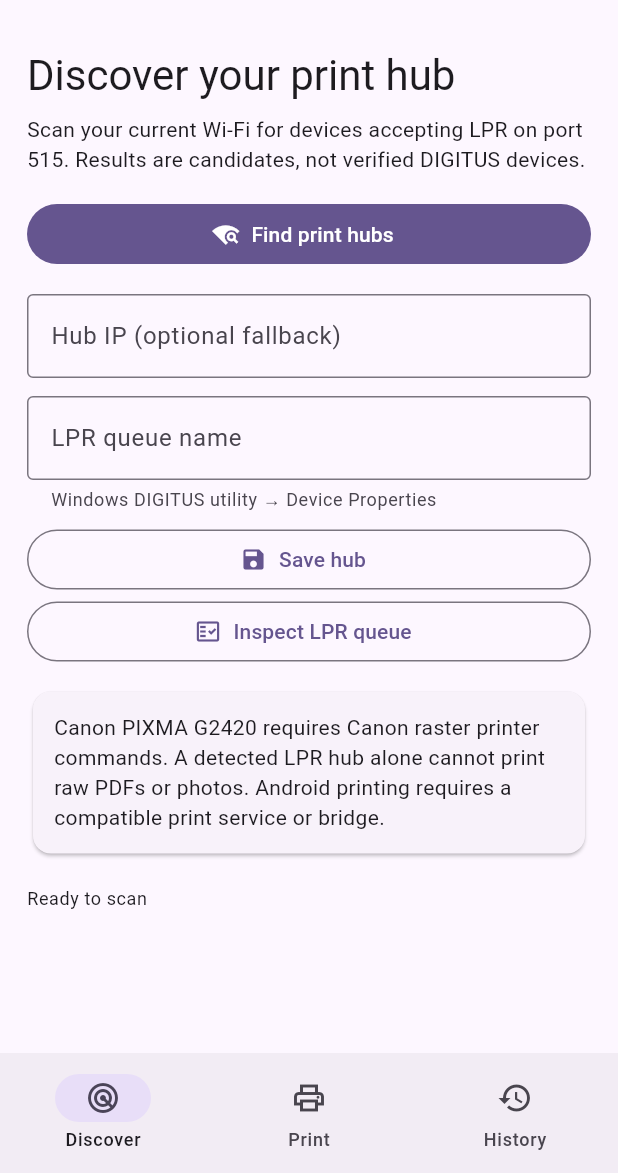
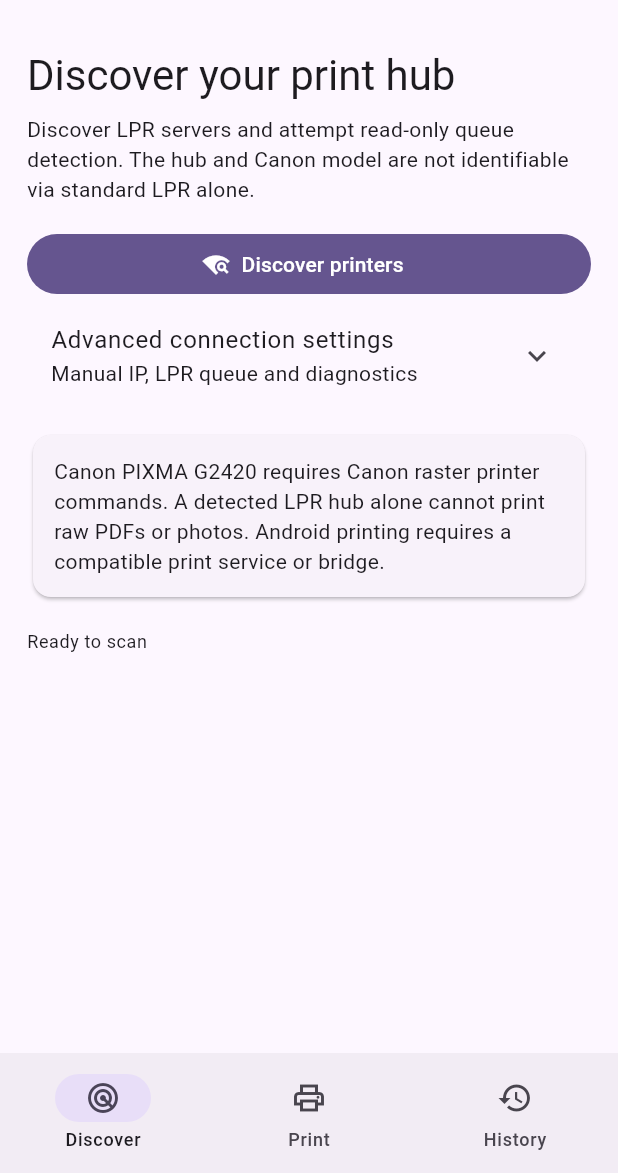
Before and after one commit to Bodo121/USB_PRINTER_ANDROID, a Flutter app: the screen it shows after launch, on a phone screen of 412 x 824 dp, the part 63-1236 px from its top. Run offline on Flutter 3.47's test engine with Material 3 defaults, Android fonts, the phone set to English and light mode, and no system bars; our stand-ins replace file_picker, pdf, printing, shared_preferences.

Commit message:
Auto-probe read-only LPR queues, speed up discovery and previews, prefer high-refresh display mode

```diff
--- a/lib/main.dart
+++ b/lib/main.dart
@@ -1,5 +1,6 @@
 import 'dart:io';
 import 'dart:typed_data';
+import 'services/hub_discovery.dart';
 import 'package:flutter/services.dart';
 import 'services/lpr_transport.dart';
 import 'package:file_picker/file_picker.dart';
@@ -30,11 +31,12 @@ class Home extends StatefulWidget {
 }
 class _HomeState extends State<Home> {
  final ip=TextEditingController(),queue=TextEditingController();
- int tab=0; bool busy=false,landscape=false,canonConsent=false,canonBusy=false,canonGrayscale=false;
+ int tab=0; bool busy=false,landscape=false,canonConsent=false,canonBusy=false,canonGrayscale=false,showAdvanced=false,showPreview=false;
  double progress=0;
  String message='Ready to scan',paper='A4';
  Uint8List? pdfBytes; String filename='';
  List<String> hosts=[],history=[];
+ final Map<String,List<LprCandidate>> queueMatches={};
  @override void initState(){super.initState();load();}
  Future<void> load() async {
    final prefs=await SharedPreferences.getInstance();
@@ -52,31 +54,57 @@ class _HomeState extends State<Home> {
    if(mounted)setState(()=>message='Connection saved');
  }
  Future<void> discover() async {
-   setState((){busy=true;hosts=[];progress=0;message='Scanning for LPR servers...';});
-   try{
-     final nics=await NetworkInterface.list(type:InternetAddressType.IPv4,includeLoopback:false);
-     final prefixes=<String>{};
-     for(final nic in nics){for(final addr in nic.addresses){
-       final s=addr.address.split('.');
-       if(s.length==4 && s[0]!='127' && s[0]!='169') prefixes.add('${s[0]}.${s[1]}.${s[2]}');
-     }}
+   if(busy)return;
+   setState((){busy=true;hosts=[];queueMatches.clear();progress=0;
+     message='Searching your local network for print servers...';});
+   try {
+     final prefixes=await HubDiscovery.localPrefixes();
+     if(prefixes.isEmpty){
+       setState(()=>message='No private LAN address found. Connect to your Wi-Fi.');
+       return;
+     }
      final targets=<String>[];
-     for(final prefix in prefixes.take(2)){for(int x=1;x<=254;x++){targets.add('$prefix.$x');}}
-     for(var i=0;i<targets.length;i+=24){
-       final found=await Future.wait(targets.skip(i).take(24).map((host)async{
-         try{final socket=await Socket.connect(host,515,timeout:const Duration(milliseconds:500));
-           socket.destroy();return host;
-         }catch(_){return null;}
+     for(final prefix in prefixes){
+       for(int x=1;x<=254;x++){targets.add('$prefix.$x');}
+     }
+     final found=<String>[];
+     for(var i=0;i<targets.length;i+=64){
+       final group=targets.skip(i).take(64);
+       final checks=await Future.wait(group.map((host)async{
+         return await HubDiscovery.hasLpr(host)?host:null;
        }));
+       found.addAll(checks.whereType<String>());
        if(!mounted)return;
        setState((){
-         hosts.addAll(found.whereType<String>());
-         progress=(i+24).clamp(0,targets.length)/ (targets.isEmpty?1:targets.length);
+         hosts=List.of(found);
+         progress=((i+64).clamp(0,targets.length))/targets.length;
        });
      }
-     if(mounted)setState(()=>message=hosts.isEmpty?'No LPR service found; check Wi-Fi and hub power':'Found ${hosts.length} possible LPR server(s)');
+     if(found.isEmpty){
+       if(mounted)setState(()=>message='No LPR hub found. Check the network and printer hub.');
+       return;
+     }
+     if(mounted)setState(()=>message='Found ${found.length} LPR endpoint(s). Checking queues safely...');
+     // Old print servers may reject queue-status requests; never fabricate a queue.
+     for(final host in found.take(6)){
+       final matches=await HubDiscovery.probeQueues(host);
+       if(!mounted)return;
+       setState(()=>queueMatches[host]=matches);
+     }
+     final confirmed=<LprCandidate>[];
+     for(final matches in queueMatches.values){confirmed.addAll(matches);}
+     if(confirmed.length==1 && found.length==1){
+       ip.text=confirmed.single.host;
+       queue.text=confirmed.single.queue;
+       await save();
+       if(mounted)setState(()=>message='Saved one possible LPR queue automatically. Print output and Canon model are not verified.');
+     }else if(mounted){
+       setState(()=>message=confirmed.isEmpty
+         ? 'Found ${found.length} LPR server(s), but none disclosed a known queue. Choose a hub; its queue may require one-time setup.'
+         : 'Found ${confirmed.length} possible queues. Select the correct entry to connect.');
+     }
    }catch(e){if(mounted)setState(()=>message='Discovery error: $e');}
-   finally{if(mounted)setState(()=>busy=false);}
+   finally {if(mounted)setState(()=>busy=false);}
  }
  Future<void> inspectQueue() async {
    final host = ip.text.trim(), q = queue.text.trim();
@@ -110,7 +138,7 @@ class _HomeState extends State<Home> {
        }
        pdfBytes=await doc.save();
      }
-     if(mounted)setState((){filename=f.name;tab=1;message='Prepared: $filename';});
+     if(mounted)setState((){filename=f.name;tab=1;showPreview=false;message='Prepared: $filename';});
    }catch(e){if(mounted)setState(()=>message='File error: $e');}
  }
  Future<void> testCanonNative() async {
@@ -158,20 +186,48 @@ class _HomeState extends State<Home> {
      if(tab==0)...[
        Text('Discover your print hub',style:style.headlineMedium),
        const SizedBox(height:8),
-       const Text('Scan your current Wi-Fi for devices accepting LPR on port 515. Results are candidates, not verified DIGITUS devices.'),
+       const Text('Discover LPR servers and attempt read-only queue detection. The hub and Canon model are not identifiable via standard LPR alone.'),
        const SizedBox(height:16),
-       FilledButton.icon(onPressed:busy?null:discover,icon:const Icon(Icons.wifi_find),label:Text(busy?'Scanning...':'Find print hubs')),
+       FilledButton.icon(onPressed:busy?null:discover,icon:const Icon(Icons.wifi_find),label:Text(busy?'Searching...':'Discover printers')),
        if(busy)LinearProgressIndicator(value:progress),
-       for(final host in hosts)Card(child:ListTile(leading:const Icon(Icons.router),title:Text(host),
-         subtitle:const Text('LPR port 515 accessible'),trailing:const Icon(Icons.chevron_right),
-         onTap:(){ip.text=host;save();})),
-       const SizedBox(height:16),
-       TextField(controller:ip,decoration:const InputDecoration(border:OutlineInputBorder(),labelText:'Hub IP (optional fallback)')),
-       const SizedBox(height:12),
-       TextField(controller:queue,decoration:const InputDecoration(border:OutlineInputBorder(),labelText:'LPR queue name',helperText:'Windows DIGITUS utility → Device Properties')),
-       const SizedBox(height:8),
-       OutlinedButton.icon(onPressed:save,icon:const Icon(Icons.save),label:const Text('Save hub')),
-       OutlinedButton.icon(onPressed:inspectQueue,icon:const Icon(Icons.fact_check_outlined),label:const Text('Inspect LPR queue')),
+       for(final host in hosts)Card(child:Column(children:[
+         ListTile(leading:const Icon(Icons.router),title:Text('Print server · $host'),
+           subtitle:Text(queueMatches[host]?.isNotEmpty==true
+             ? '${queueMatches[host]!.length} candidate queues found'
+             : 'LPR port 515 accessible; queue not confirmed'),
+           onTap:(){ip.text=host;save();}),
+         for(final match in queueMatches[host]??<LprCandidate>[])
+           ListTile(dense:true,leading:const Icon(Icons.print_outlined),
+             title:Text('Possible queue: ${match.queue}'),
+             subtitle:Text(match.evidence,maxLines:2,overflow:TextOverflow.ellipsis),
+             trailing:const Icon(Icons.add_circle_outline),
+             onTap:()async{
+               ip.text=match.host;queue.text=match.queue;
+               await save();
+               if(mounted)setState(()=>message='Saved candidate queue ${match.queue}. Canon G2420 and physical printing remain unverified.');
+             }),
+       ])),
+       if(ip.text.isNotEmpty)ListTile(
+         leading:const Icon(Icons.link),
+         title:const Text('Saved print server'),
+         subtitle:Text('${ip.text} · ${queue.text.isEmpty?'Queue unknown':queue.text}'),
+       ),
+       ExpansionTile(
+         title:const Text('Advanced connection settings'),
+         subtitle:const Text('Manual IP, LPR queue and diagnostics'),
+         initiallyExpanded:showAdvanced,
+         onExpansionChanged:(v)=>setState(()=>showAdvanced=v),
+         children:[
+           TextField(controller:ip,decoration:const InputDecoration(
+             border:OutlineInputBorder(),labelText:'Hub IP address')),
+           const SizedBox(height:12),
+           TextField(controller:queue,decoration:const InputDecoration(
+             border:OutlineInputBorder(),labelText:'LPR queue name',
+             helperText:'Required only when discovery cannot identify a queue')),
+           OutlinedButton.icon(onPressed:save,icon:const Icon(Icons.save),label:const Text('Save connection')),
+           OutlinedButton.icon(onPressed:inspectQueue,icon:const Icon(Icons.fact_check_outlined),label:const Text('Inspect queue')),
+         ],
+       ),
        const SizedBox(height:12),
        const Card(child:Padding(padding:EdgeInsets.all(14),child:Text(
          'Canon PIXMA G2420 requires Canon raster printer commands. A detected LPR hub alone cannot print raw PDFs or photos. Android printing requires a compatible print service or bridge.'
@@ -191,7 +247,11 @@ class _HomeState extends State<Home> {
            onChanged:(v)=>setState(()=>landscape=v)))
        ]),
        const Text('Page size and orientation apply when preparing newly selected images and text. For existing PDFs, the original layout is preserved.'),
-       if(pdfBytes!=null)SizedBox(height:320,child:PdfPreview(
+       if(pdfBytes!=null)OutlinedButton.icon(
+         onPressed:()=>setState(()=>showPreview=!showPreview),
+         icon:Icon(showPreview?Icons.visibility_off:Icons.preview),
+         label:Text(showPreview?'Hide preview':'Show document preview')),
+       if(pdfBytes!=null && showPreview)SizedBox(height:320,child:PdfPreview(
          build:(_)=>pdfBytes!,allowPrinting:false,allowSharing:false,
          canChangePageFormat:false,canChangeOrientation:false)),
        const SizedBox(height:12),
```
Also changed, not shown: lib/services/hub_discovery.dart (added, +109 -0 lines), 1 other file.
